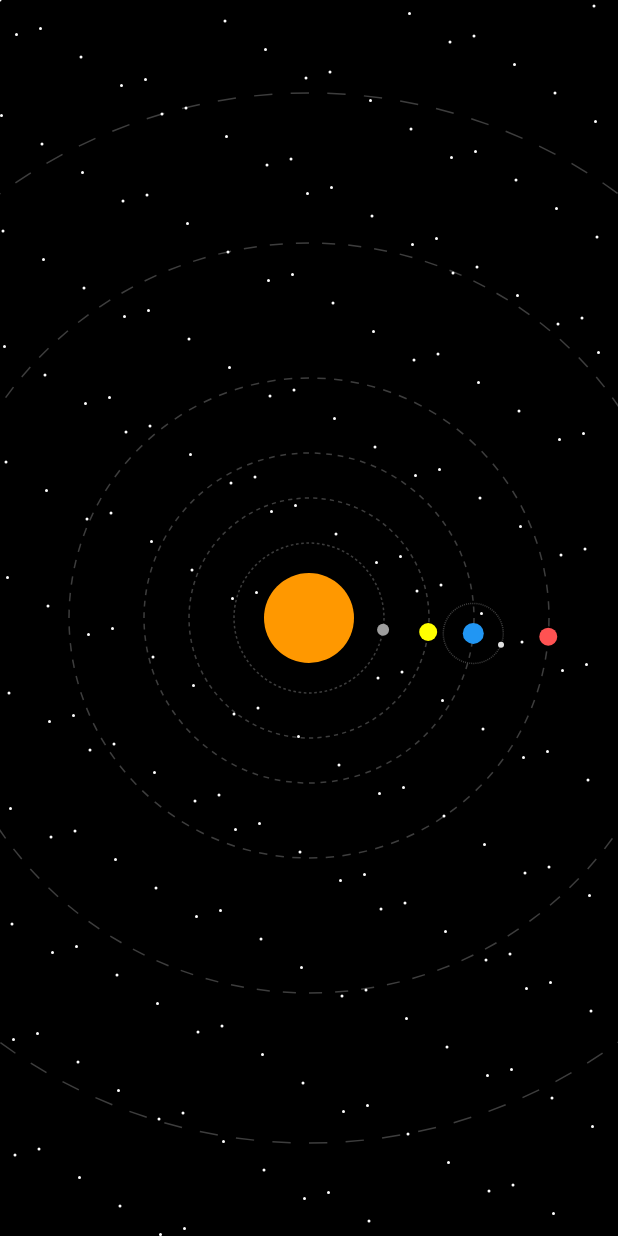
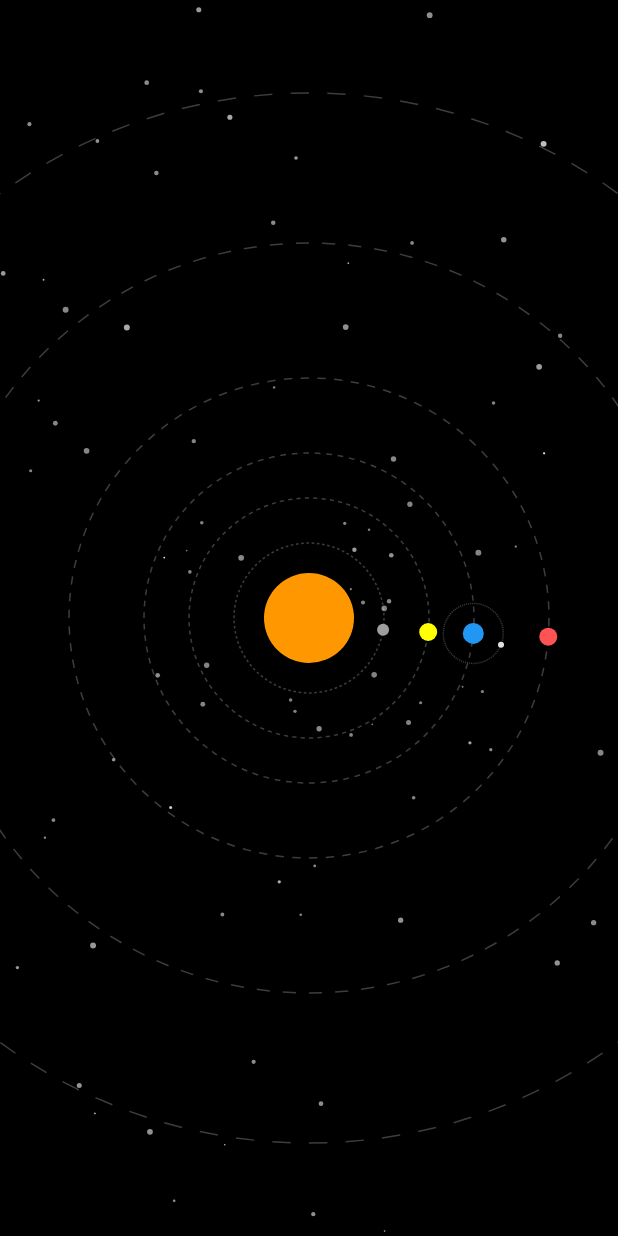
Before and after one commit to revien1966/flutter-solar-system, a Flutter app: the screen it shows after launch, on a phone screen of 412 x 824 dp. Run offline on Flutter 3.47's test engine with Material 3 defaults, Android fonts, the phone set to English and light mode, and no system bars.

Commit message:
Criação de estrelas com parallax

```diff
--- /dev/null
+++ b/lib/render/star.dart
@@ -0,0 +1,17 @@
+// render/star.dart
+
+import 'dart:ui';
+
+class Star {
+
+  final Offset position;
+  final double depth;
+  final double size;
+
+  Star({
+    required this.position,
+    required this.depth,
+    required this.size,
+  });
+
+}
--- a/lib/ui/solar_system_view.dart
+++ b/lib/ui/solar_system_view.dart
@@ -2,6 +2,7 @@
 
 import 'package:flutter/material.dart';
 import 'package:flutter/gestures.dart';
+import 'dart:math' as math;
 
 import '../core/time/game_clock.dart';
 import '../simulation/selection.dart';
@@ -9,6 +10,7 @@ import '../simulation/simulation_engine.dart';
 import '../simulation/solar_system_data.dart';
 import '../simulation/celestial_body.dart';
 import '../render/camera.dart';
+import '../render/star.dart';
 import '../render/solar_system_painter.dart';
 import 'info_panel.dart';
 
@@ -23,6 +25,7 @@ class _SolarSystemViewState extends State<SolarSystemView> {
   late SimulationEngine engine;
   late GameClock clock;
   late Camera camera;
+  late List<Star> stars;
 
   final selection = Selection();
   CelestialBody? hovered;
@@ -30,6 +33,20 @@ class _SolarSystemViewState extends State<SolarSystemView> {
   @override
   void initState() {
     super.initState();
+
+    final random = math.Random();
+
+    stars = List.generate(800, (_) {
+
+      return Star(
+        position: Offset(
+          random.nextDouble() * 8000 - 4000,
+          random.nextDouble() * 8000 - 4000,
+        ),
+        depth: random.nextDouble(),
+        size: random.nextDouble() * 1.5 + 0.5,
+      );
+    });
 
     final bodies = SolarSystemData.create();
     engine = SimulationEngine(bodies);
@@ -204,6 +221,7 @@ class _SolarSystemViewState extends State<SolarSystemView> {
                 camera,
                 hovered,
                 selection.selected,
+                stars,
               ),
               size: Size.infinite,
             ),
```
Also changed, not shown: lib/render/solar_system_painter.dart (+11 -8 lines).
